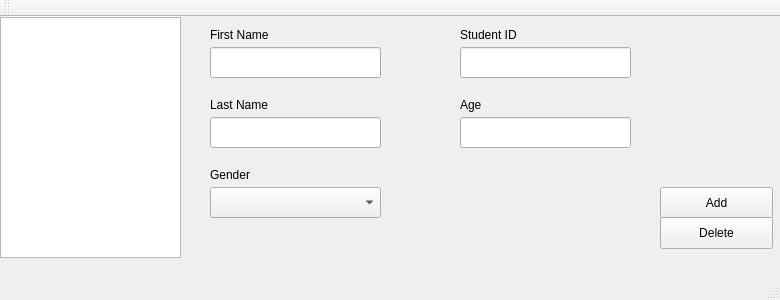
First picture: the form in mainwindow.ui, repository Flyingblu/trival_sms, before the edit.
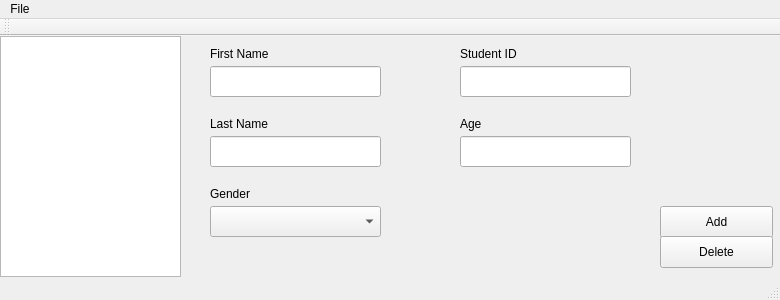
Second picture: the form after the edit.

```diff
--- a/mainwindow.ui
+++ b/mainwindow.ui
@@ -239,6 +239,15 @@
      <height>22</height>
     </rect>
    </property>
+   <widget class="QMenu" name="menuFile">
+    <property name="title">
+     <string>File</string>
+    </property>
+    <addaction name="actionOpen"/>
+    <addaction name="actionSave"/>
+    <addaction name="actionSave_on_edit"/>
+   </widget>
+   <addaction name="menuFile"/>
   </widget>
   <widget class="QToolBar" name="mainToolBar">
    <attribute name="toolBarArea">
```
Left out of the diff: 37 changed lines with no effect on the pictures.
